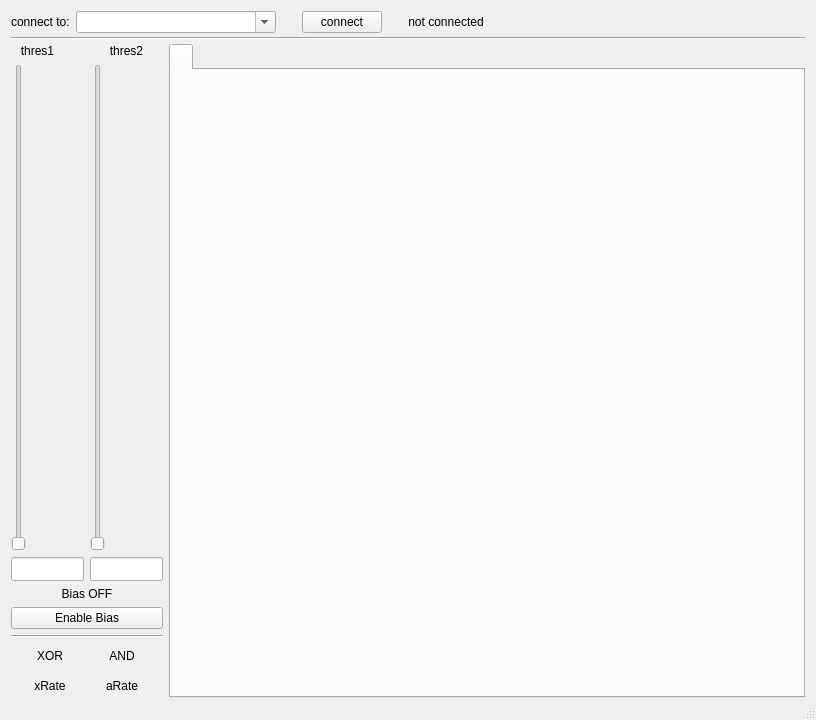
Qt form muondetector-gui-1.0.2/src/main/mainwindow.ui (liukai-tech/muondetector) before a commit.
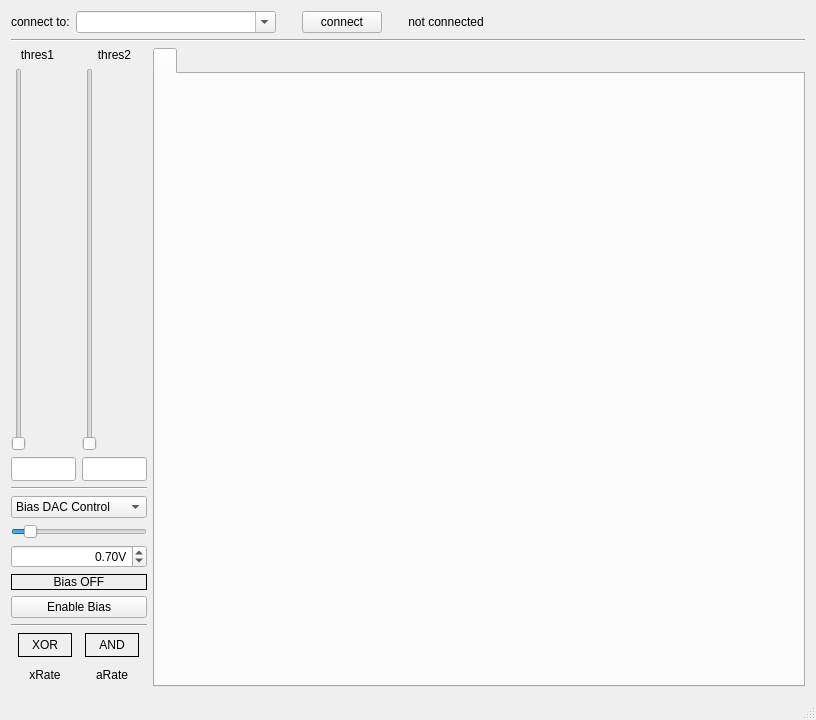
The same form after that commit.

Commit message: added some more parameter readout; added bias voltage calibration including live fit of measurements and selection of either bias DAC voltage (default) or from calibration derived real bias voltage

```diff
--- a/muondetector-gui-1.0.2/src/main/mainwindow.ui
+++ b/muondetector-gui-1.0.2/src/main/mainwindow.ui
@@ -17,7 +17,7 @@
    <string>muondetector-gui</string>
   </property>
   <property name="locale">
-   <locale language="English" country="Germany"/>
+   <locale language="English" country="UnitedStates"/>
   </property>
   <widget class="QWidget" name="centralWidget">
    <property name="sizePolicy">
@@ -26,14 +26,8 @@
      <verstretch>0</verstretch>
     </sizepolicy>
    </property>
-   <layout class="QVBoxLayout" name="verticalLayout_2">
-    <property name="spacing">
-     <number>4</number>
-    </property>
-    <property name="bottomMargin">
-     <number>0</number>
-    </property>
-    <item>
+   <layout class="QGridLayout" name="gridLayout">
+    <item row="0" column="0" colspan="2">
      <layout class="QHBoxLayout" name="horizontalLayout">
       <item>
        <widget class="QLabel" name="ipLabel">
@@ -54,7 +48,7 @@
          <enum>Qt::WheelFocus</enum>
         </property>
         <property name="locale">
-         <locale language="English" country="Germany"/>
+         <locale language="English" country="UnitedStates"/>
         </property>
         <property name="editable">
          <bool>true</bool>
@@ -134,17 +128,15 @@
       </item>
      </layout>
     </item>
-    <item>
+    <item row="1" column="0" colspan="2">
      <widget class="Line" name="line_4">
       <property name="orientation">
        <enum>Qt::Horizontal</enum>
       </property>
      </widget>
     </item>
-    <item>
-     <layout class="QHBoxLayout" name="horizontalLayout_4">
-      <item>
-       <layout class="QVBoxLayout" name="verticalLayout">
+    <item row="2" column="0">
+     <layout class="QVBoxLayout" name="verticalLayout_2">
         <item>
          <layout class="QHBoxLayout" name="horizontalLayout_2">
           <item>
@@ -194,7 +186,7 @@
               </property>
               <property name="minimumSize">
                <size>
-                <width>73</width>
+              <width>65</width>
                 <height>24</height>
                </size>
               </property>
@@ -204,6 +196,9 @@
                 <height>0</height>
                </size>
               </property>
+            <property name="alignment">
+             <set>Qt::AlignCenter</set>
+            </property>
              </widget>
             </item>
            </layout>
@@ -255,7 +250,7 @@
               </property>
               <property name="minimumSize">
                <size>
-                <width>73</width>
+              <width>65</width>
                 <height>24</height>
                </size>
               </property>
@@ -265,14 +260,80 @@
                 <height>0</height>
                </size>
               </property>
+            <property name="alignment">
+             <set>Qt::AlignCenter</set>
+            </property>
              </widget>
             </item>
            </layout>
           </item>
          </layout>
         </item>
+      <item>
+       <layout class="QVBoxLayout" name="verticalLayout">
+        <item>
+         <widget class="Line" name="line">
+          <property name="orientation">
+           <enum>Qt::Horizontal</enum>
+          </property>
+         </widget>
+        </item>
+        <item>
+         <widget class="QComboBox" name="biasControlTypeComboBox">
+          <item>
+           <property name="text">
+            <string>Bias DAC Control</string>
+           </property>
+          </item>
+          <item>
+           <property name="text">
+            <string>Bias Voltage</string>
+           </property>
+          </item>
+         </widget>
+        </item>
+        <item>
+         <widget class="QSlider" name="biasVoltageSlider">
+          <property name="sizePolicy">
+           <sizepolicy hsizetype="Preferred" vsizetype="Fixed">
+            <horstretch>0</horstretch>
+            <verstretch>0</verstretch>
+           </sizepolicy>
+          </property>
+          <property name="value">
+           <number>10</number>
+          </property>
+          <property name="orientation">
+           <enum>Qt::Horizontal</enum>
+          </property>
+         </widget>
+        </item>
+        <item>
+         <widget class="QDoubleSpinBox" name="biasVoltageDoubleSpinBox">
+          <property name="alignment">
+           <set>Qt::AlignRight|Qt::AlignTrailing|Qt::AlignVCenter</set>
+          </property>
+          <property name="suffix">
+           <string>V</string>
+          </property>
+          <property name="maximum">
+           <double>3.300000000000000</double>
+          </property>
+          <property name="singleStep">
+           <double>0.010000000000000</double>
+          </property>
+          <property name="value">
+           <double>0.700000000000000</double>
+          </property>
+         </widget>
+        </item>
+       </layout>
+      </item>
         <item>
          <widget class="QLabel" name="biasPowerLabel">
+        <property name="frameShape">
+         <enum>QFrame::Box</enum>
+        </property>
           <property name="text">
            <string>Bias OFF</string>
           </property>
@@ -311,6 +372,9 @@
               <height>24</height>
              </size>
             </property>
+          <property name="frameShape">
+           <enum>QFrame::Box</enum>
+          </property>
             <property name="text">
              <string>XOR</string>
             </property>
@@ -333,6 +397,9 @@
               <height>24</height>
              </size>
             </property>
+          <property name="frameShape">
+           <enum>QFrame::Box</enum>
+          </property>
             <property name="text">
              <string>AND</string>
             </property>
@@ -393,7 +460,7 @@
         </item>
        </layout>
       </item>
-      <item>
+    <item row="2" column="1">
        <widget class="QTabWidget" name="tabWidget">
         <property name="usesScrollButtons">
          <bool>false</bool>
@@ -404,8 +471,6 @@
          </attribute>
         </widget>
        </widget>
-      </item>
-     </layout>
     </item>
    </layout>
   </widget>
```
Lines whose indentation alone changed are shown as unchanged. The commit also changes 12 other files.
